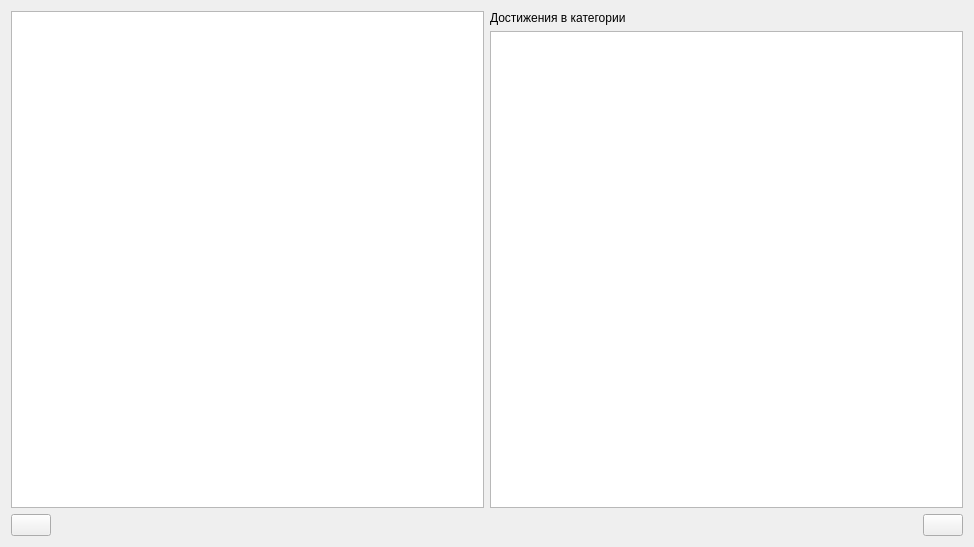
Old version of the form AraSteamManager/forms/achievements/formcategoriesedit.ui in the repository Arankir/AraSteamManager.
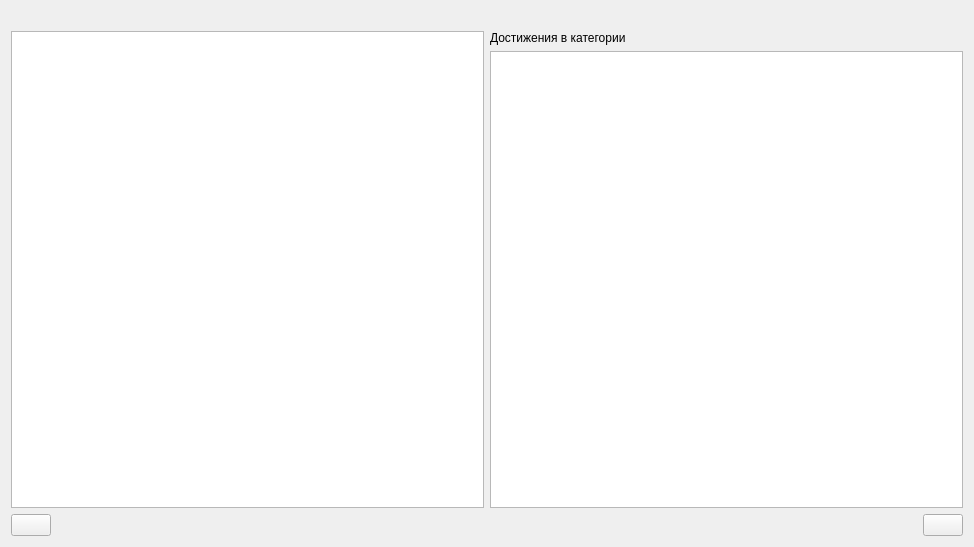
New version of the form. Custom widgets are drawn as their Qt base class.

Patch:
```diff
--- a/AraSteamManager/forms/achievements/formcategoriesedit.ui
+++ b/AraSteamManager/forms/achievements/formcategoriesedit.ui
@@ -14,6 +14,13 @@
    <string>Form</string>
   </property>
   <layout class="QVBoxLayout" name="verticalLayout_2">
+   <item>
+    <widget class="QLabel" name="labelCategoryTitle">
+     <property name="text">
+      <string/>
+     </property>
+    </widget>
+   </item>
    <item>
     <layout class="QHBoxLayout" name="horizontalLayout_2">
      <item>
```
